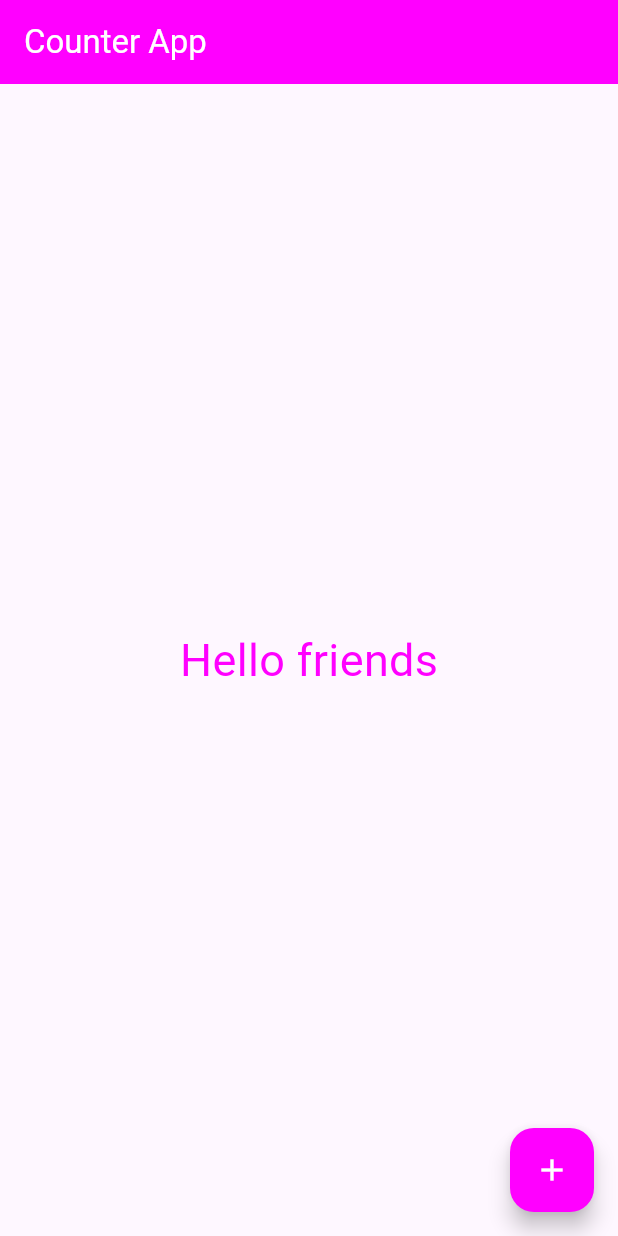
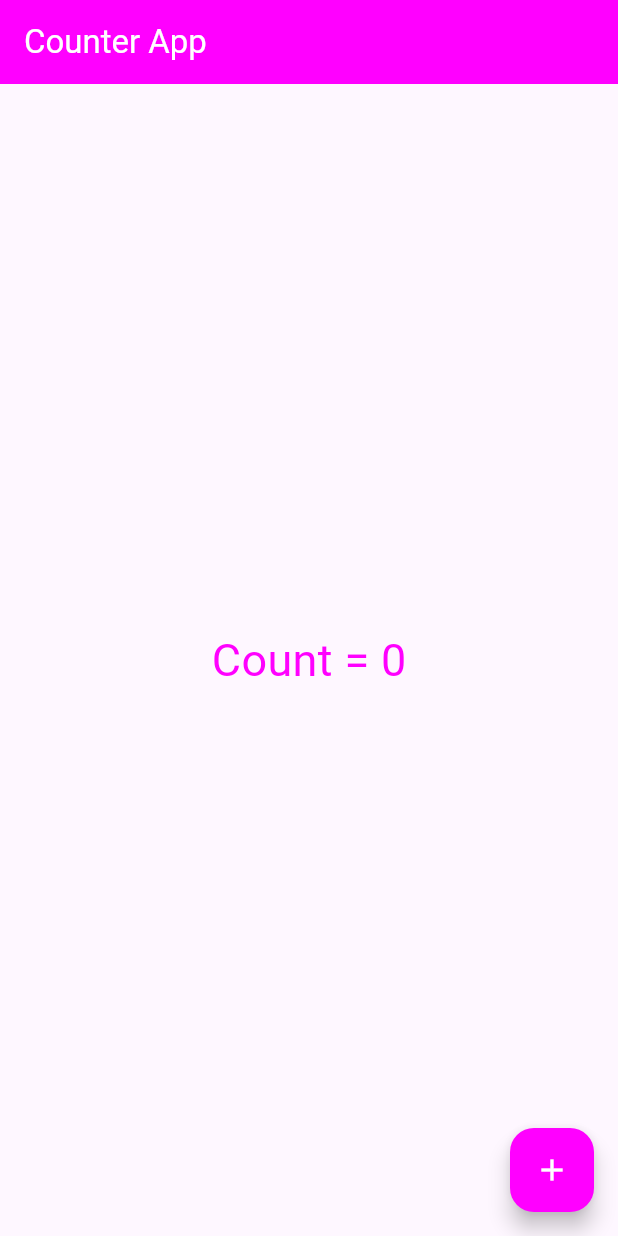
Before and after one commit to Sippakornnn/myapp, a Flutter app: the screen it shows after launch, on a phone screen of 412 x 824 dp. Run offline on Flutter 3.47's test engine with Material 3 defaults, Android fonts, the phone set to English and light mode, and no system bars.

Commit message:
Complete the counter app

```diff
--- a/lib/week04/counter.dart
+++ b/lib/week04/counter.dart
@@ -9,7 +9,7 @@ class Counter extends StatefulWidget {
 
 class _CounterState extends State<Counter> {
   // state variable
-  String message = 'Hello friends';
+  int count = 0;
   @override
   Widget build(BuildContext context) {
     return Scaffold(
@@ -19,7 +19,7 @@ class _CounterState extends State<Counter> {
       ),
       body: Center(
         child: Text(
-          message,
+          'Count = $count',
           style: TextStyle(
             fontSize: 30,
             color: Color.fromARGB(255, 255, 0, 255),
@@ -30,11 +30,7 @@ class _CounterState extends State<Counter> {
         onPressed: () {
           // debugPrint('test');
           setState(() {
-            if (message == 'Hello friends') {
-              message = 'Hello me';
-            } else {
-              message = 'Hello friends';
-            }
+            count++;
           });
         },
         backgroundColor: Color.fromARGB(255, 255, 0, 255),
```
